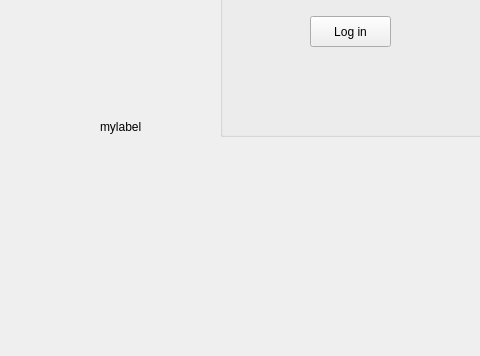
Before: the Qt Designer form mainwindow.ui in cwane/Qt-codes, drawn with Qt 5; both pictures show x 0 to 480 and y 244 to 600 of the 800 by 600 pixel window.
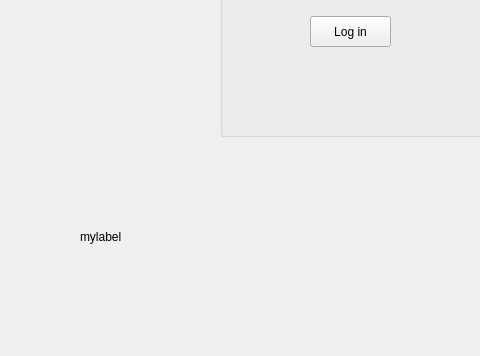
After: the same form once the commit is applied.

Patch:
```diff
--- a/mainwindow.ui
+++ b/mainwindow.ui
@@ -102,10 +102,10 @@
    <widget class="QLabel" name="label_4">
     <property name="geometry">
      <rect>
-      <x>100</x>
-      <y>320</y>
-      <width>101</width>
-      <height>101</height>
+      <x>80</x>
+      <y>410</y>
+      <width>511</width>
+      <height>141</height>
      </rect>
     </property>
     <property name="text">
```
